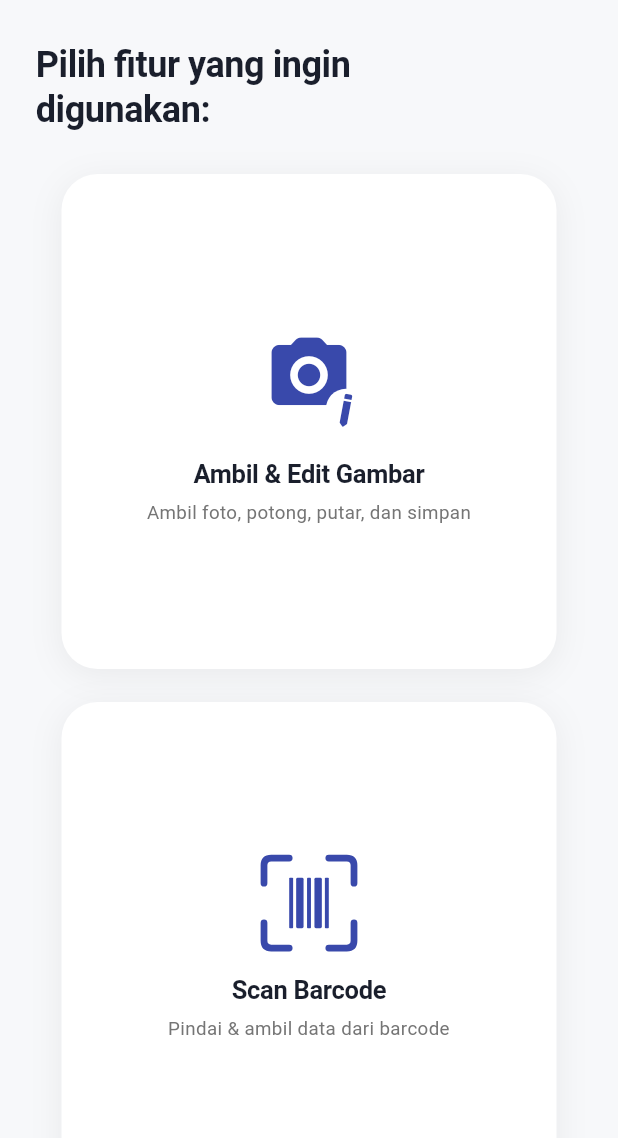
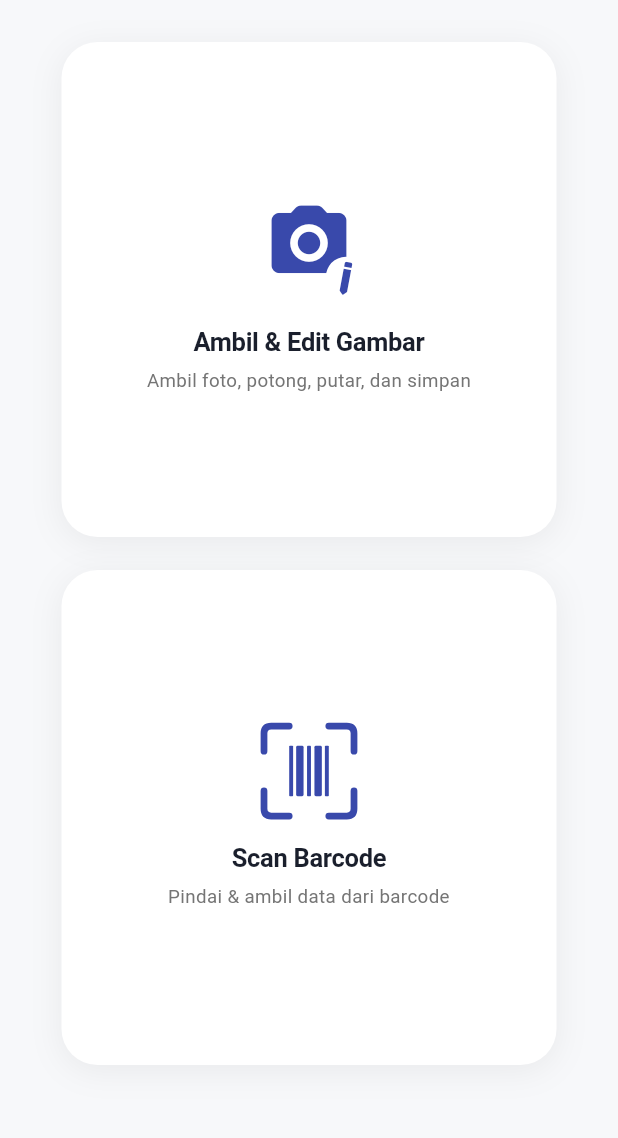
Before and after one commit to muliainsan/camcode, a Flutter app: the screen it shows after launch, on a phone screen of 412 x 824 dp, the part 84-1222 px from its top. Run offline on Flutter 3.47's test engine with Material 3 defaults, Android fonts, the phone set to English and light mode, and no system bars; our stand-ins replace image_cropper, image_gallery_saver, image_picker, permission_handler; missing offline and left inert: mobile_scanner.

Commit message:
refactor: remove section header text from main menu

```diff
--- a/lib/screens/main_menu_screen.dart
+++ b/lib/screens/main_menu_screen.dart
@@ -215,26 +215,8 @@ class _MainMenuScreenState extends State<MainMenuScreen> {
                     child: ConstrainedBox(
                       constraints: const BoxConstraints(maxWidth: 800),
                       child: Column(
-                        crossAxisAlignment: isWide
-                            ? CrossAxisAlignment.center
-                            : CrossAxisAlignment.start,
+                        crossAxisAlignment: CrossAxisAlignment.center,
                         children: [
-                          // Section Header Title
-                          Text(
-                            isWide
-                                ? 'Pilih fitur yang ingin digunakan:'
-                                : 'Pilih fitur yang ingin\ndigunakan:',
-                            textAlign: isWide ? TextAlign.center : TextAlign.start,
-                            style: const TextStyle(
-                              fontSize: 24,
-                              fontWeight: FontWeight.w700,
-                              color: AppColors.textDark,
-                              height: 1.25,
-                              letterSpacing: -0.3,
-                            ),
-                          ),
-                          const SizedBox(height: 28),
-
                           // Dynamic Menu Layout:
                           // Kanan-Kiri jika layar lebar, Atas-Bawah jika layar kecil
                           if (isWide)
```
